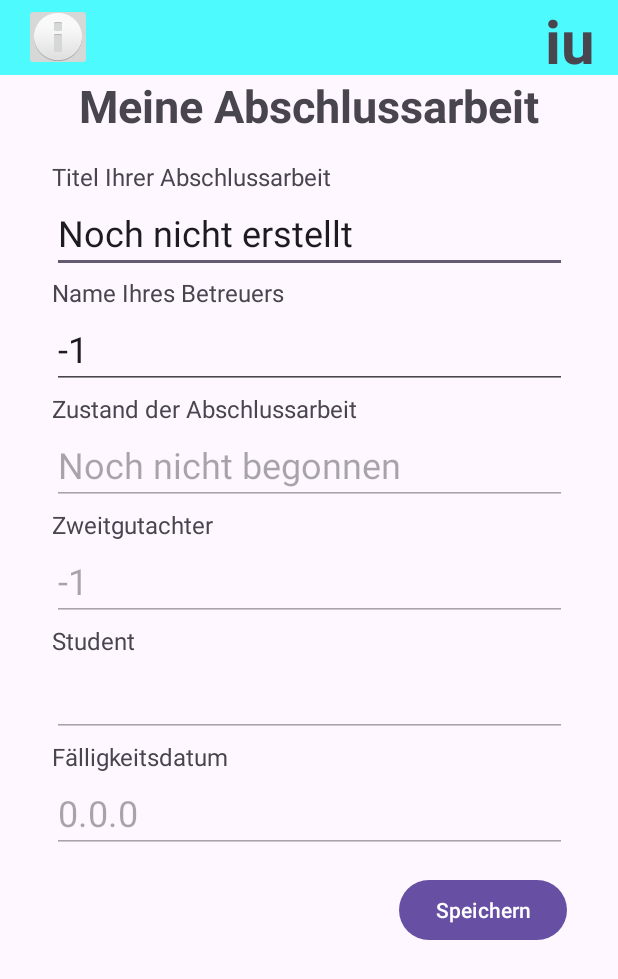
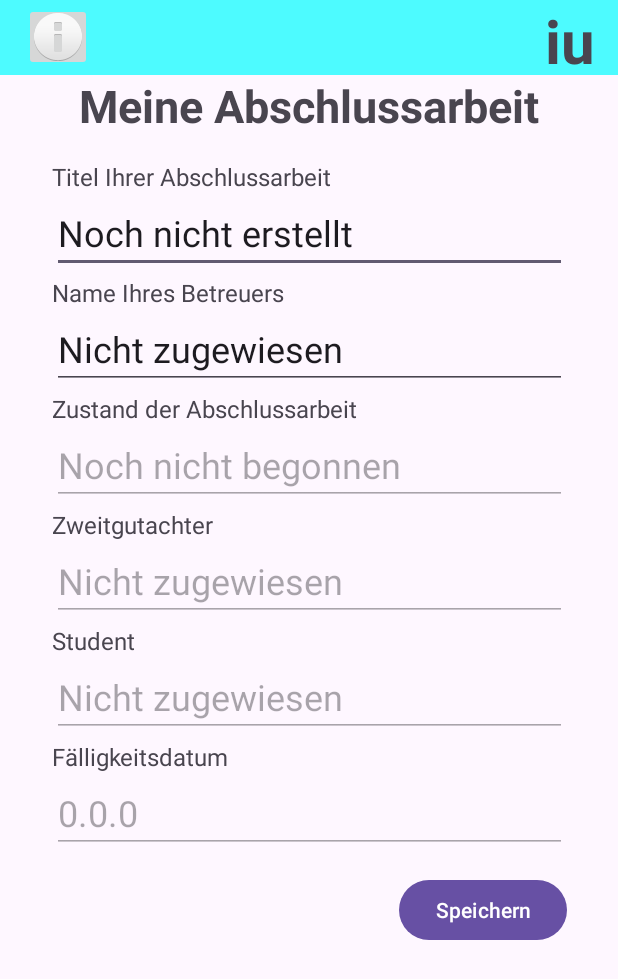
Before and after one commit to Ranger8de/IUThesisConnect, an Android app: the MyThesisActivity screen opened directly, with no data from a screen before it, after a tap on "Speichern", on a phone screen of 412 x 824 dp. Shown: the top 979 px of the screen. Run offline under Robolectric (Android 15) with nearby library versions, the phone set to English and light mode, and no system bars; 4 statements that could not run were skipped.

Commit message:
===== Lauffähige Version===== supervisoren können jetzt betreute Abschlussarbeiten sehen und Daten verändern; MyThesisActivity zeigt jetzt nicht mehr die ID, sondern den dazugehörigen Nutzernamen an oder "Nicht zugewiesen"

```diff
--- a/app/src/main/java/com/dlbcsemse/iuthesisconnect/MyThesisActivity.kt
+++ b/app/src/main/java/com/dlbcsemse/iuthesisconnect/MyThesisActivity.kt
@@ -109,12 +109,34 @@ class MyThesisActivity : ToolbarBaseActivity() {
     // Lädt und zeigt die Thesis-Daten an
     private fun loadAndDisplayThesisData() {
         titleEditText.setText(thesis.theme)
+
+        val supervisorName = if (thesis.supervisor != -1) {
+            dbHelper.getUserNameById(thesis.supervisor)
+        } else {
+            "Nicht zugewiesen"
+        }
+        supervisorEditText.setText(supervisorName)
+
+        stateEditText.setText(thesis.state)
+
+        val secondSupervisorName = if (thesis.secondSupervisor != -1) {
+            dbHelper.getUserNameById(thesis.secondSupervisor)
+        } else {
+            "Nicht zugewiesen"
+        }
+        secondSupervisorEditText.setText(secondSupervisorName)
+
+        studentEditText.setText(dbHelper.getUserNameById(thesis.student))
+        dueDateEditText.setText("${thesis.dueDateDay}.${thesis.dueDateMonth}.${thesis.dueDateYear}")
+
+        /*
         supervisorEditText.setText(thesis.supervisor.toString())
         stateEditText.setText(thesis.state)
         secondSupervisorEditText.setText(thesis.secondSupervisor.toString())
         // setzt den Studenten automatin anhand des aktuellen Users
         studentEditText.setText(currentUser.userName)
         dueDateEditText.setText("${thesis.dueDateDay}.${thesis.dueDateMonth}.${thesis.dueDateYear}")
+         */
 
         // Passt die UI basierend auf dem Benutzertyp an
         when (userType) {
@@ -151,11 +173,11 @@ class MyThesisActivity : ToolbarBaseActivity() {
         when (userType) {
             DashboardUserType.student -> {
                 thesis.theme = titleEditText.text.toString()
-                thesis.supervisor = supervisorEditText.text.toString().toIntOrNull() ?: -1
+                thesis.supervisor = dbHelper.getUserIdByName(supervisorEditText.text.toString())
             }
             DashboardUserType.supervisor -> {
                 thesis.state = stateEditText.text.toString()
-                thesis.secondSupervisor = secondSupervisorEditText.text.toString().toIntOrNull() ?: -1
+                thesis.secondSupervisor = dbHelper.getUserIdByName(secondSupervisorEditText.text.toString())
                 val dateParts = dueDateEditText.text.toString().split(".")
                 if (dateParts.size == 3) {
                     thesis.dueDateDay = dateParts[0].toIntOrNull() ?: 0
--- a/app/src/main/java/com/dlbcsemse/iuthesisconnect/helper/DatabaseHelper.kt
+++ b/app/src/main/java/com/dlbcsemse/iuthesisconnect/helper/DatabaseHelper.kt
@@ -509,4 +509,30 @@ class DatabaseHelper(context: Context) : SQLiteOpenHelper(context, DATABASE_NAME
         cursor.close()
         return thesis
     }
+    fun getUserNameById(userId: Int): String {
+        val db = this.readableDatabase
+        val query = "SELECT $COLUMN_NAME FROM $PROFILE_TABLE_NAME WHERE $COLUMN_ID = ?"
+        val cursor = db.rawQuery(query, arrayOf(userId.toString()))
+
+        var userName = "Nicht zugewiesen"
+        if (cursor.moveToFirst()) {
+            userName = cursor.getString(cursor.getColumnIndexOrThrow(COLUMN_NAME))
+        }
+        cursor.close()
+        return userName
+    }
+    fun getUserIdByName(userName: String): Int {
+        if (userName == "Nicht zugewiesen") return -1
+
+        val db = this.readableDatabase
+        val query = "SELECT $COLUMN_ID FROM $PROFILE_TABLE_NAME WHERE $COLUMN_NAME = ?"
+        val cursor = db.rawQuery(query, arrayOf(userName))
+
+        var userId = -1
+        if (cursor.moveToFirst()) {
+            userId = cursor.getInt(cursor.getColumnIndexOrThrow(COLUMN_ID))
+        }
+        cursor.close()
+        return userId
+    }
 }
```
